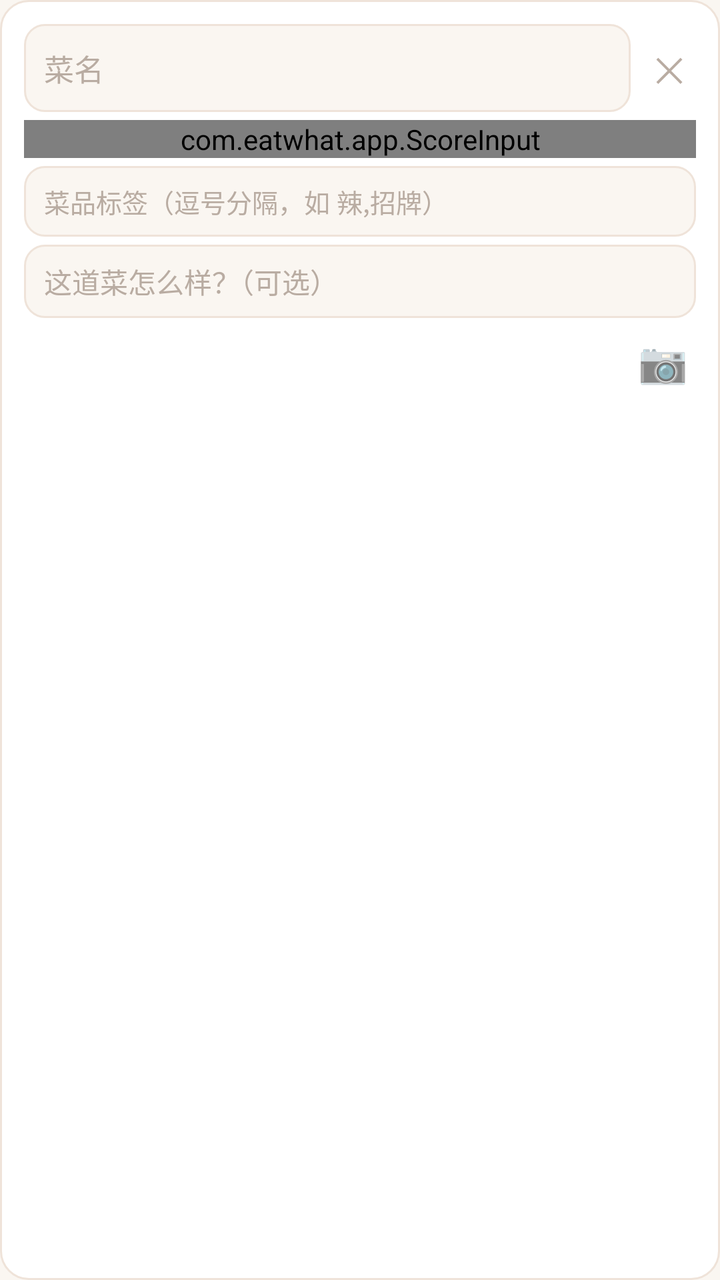
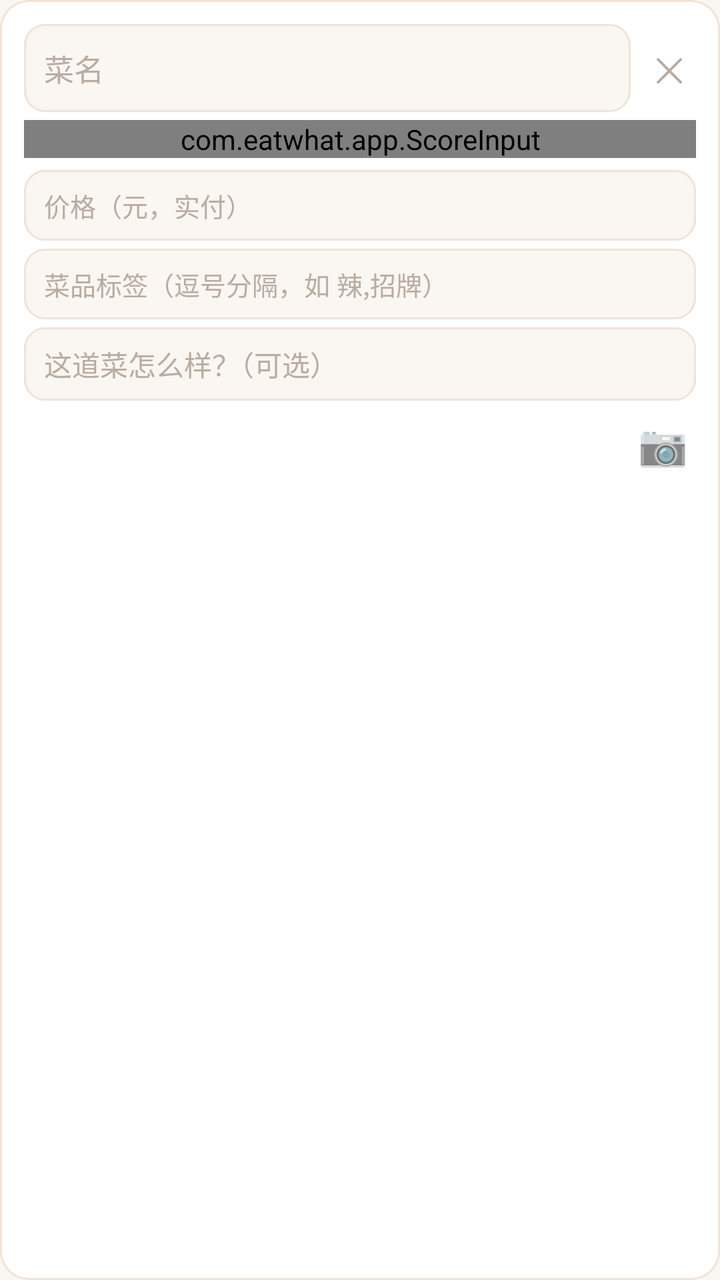

The first picture is an Android layout as it rendered before a commit; the second is the same layout after the commit. The layout source and the unified diff follow.
<!-- AndroidManifest.xml: application theme AppTheme -->
<!-- res/layout/dish_card.xml -->
<?xml version="1.0" encoding="utf-8"?>
<LinearLayout xmlns:android="http://schemas.android.com/apk/res/android"
    android:layout_width="match_parent"
    android:layout_height="wrap_content"
    android:layout_marginTop="10dp"
    android:background="@drawable/card_bg"
    android:orientation="vertical"
    android:paddingStart="12dp"
    android:paddingEnd="12dp"
    android:paddingTop="12dp"
    android:paddingBottom="12dp">

    <LinearLayout
        android:layout_width="match_parent"
        android:layout_height="wrap_content"
        android:gravity="center_vertical"
        android:orientation="horizontal">

        <EditText
            android:id="@+id/et_dish_name"
            android:layout_width="0dp"
            android:layout_height="44dp"
            android:layout_weight="1"
            android:background="@drawable/bg_input"
            android:hint="菜名"
            android:inputType="text"
            android:maxLines="1"
            android:paddingStart="10dp"
            android:paddingEnd="10dp"
            android:textColor="@color/text_main"
            android:textColorHint="@color/hint"
            android:textSize="15sp" />

        <TextView
            android:id="@+id/btn_del_dish"
            android:layout_width="wrap_content"
            android:layout_height="wrap_content"
            android:paddingStart="12dp"
            android:paddingEnd="6dp"
            android:paddingLeft="12dp"
            android:paddingRight="6dp"
            android:text="✕"
            android:textColor="@color/hint"
            android:textSize="17sp" />
    </LinearLayout>

    <com.eatwhat.app.ScoreInput
        android:id="@+id/score_dish"
        android:layout_width="match_parent"
        android:layout_height="wrap_content"
        android:layout_marginTop="4dp" />

    <EditText
        android:id="@+id/et_dish_tags"
        android:layout_width="match_parent"
        android:layout_height="wrap_content"
        android:layout_marginTop="4dp"
        android:background="@drawable/bg_input"
        android:hint="菜品标签（逗号分隔，如 辣,招牌）"
        android:inputType="text"
        android:maxLines="1"
        android:paddingStart="10dp"
        android:paddingEnd="10dp"
        android:paddingTop="8dp"
        android:paddingBottom="8dp"
        android:textColor="@color/text_main"
        android:textColorHint="@color/hint"
        android:textSize="13sp" />

    <EditText
        android:id="@+id/et_dish_comment"
        android:layout_width="match_parent"
        android:layout_height="wrap_content"
        android:layout_marginTop="4dp"
        android:background="@drawable/bg_input"
        android:hint="这道菜怎么样？（可选）"
        android:inputType="textMultiLine"
        android:maxLines="3"
        android:minLines="1"
        android:paddingStart="10dp"
        android:paddingEnd="10dp"
        android:paddingTop="8dp"
        android:paddingBottom="8dp"
        android:textColor="@color/text_main"
        android:textColorHint="@color/hint"
        android:textSize="14sp" />

    <LinearLayout
        android:layout_width="match_parent"
        android:layout_height="wrap_content"
        android:layout_marginTop="8dp"
        android:gravity="center_vertical"
        android:orientation="horizontal">

        <HorizontalScrollView
            android:layout_width="0dp"
            android:layout_height="wrap_content"
            android:layout_weight="1"
            android:scrollbars="none">

            <LinearLayout
                android:id="@+id/ll_photos"
                android:layout_width="wrap_content"
                android:layout_height="wrap_content"
                android:orientation="horizontal" />
        </HorizontalScrollView>

        <TextView
            android:id="@+id/btn_photo"
            android:layout_width="wrap_content"
            android:layout_height="wrap_content"
            android:paddingStart="10dp"
            android:paddingEnd="4dp"
            android:paddingLeft="10dp"
            android:paddingRight="4dp"
            android:text="📷"
            android:textSize="20sp" />
    </LinearLayout>
</LinearLayout>
<!-- resources referenced by this layout -->
<resources>
  <color name="hint">#B9ACA2</color>
  <color name="text_main">#2B2320</color>
  <!-- drawable bg_input (drawable) -->
  <?xml version="1.0" encoding="utf-8"?>
  <shape xmlns:android="http://schemas.android.com/apk/res/android"
      android:shape="rectangle">
      <solid android:color="@color/bg" />
      <corners android:radius="10dp" />
      <stroke android:width="1dp" android:color="@color/stroke" />
  </shape>
  <!-- drawable card_bg (drawable) -->
  <?xml version="1.0" encoding="utf-8"?>
  <shape xmlns:android="http://schemas.android.com/apk/res/android"
      android:shape="rectangle">
      <solid android:color="@color/card" />
      <corners android:radius="14dp" />
      <stroke android:width="1dp" android:color="@color/stroke" />
  </shape>
  <style name="AppTheme" parent="@android:style/Theme.Material.Light.NoActionBar">
          <item name="android:colorPrimary">@color/primary</item>
          <item name="android:colorPrimaryDark">@color/primary_dark</item>
          <item name="android:statusBarColor">@color/primary_dark</item>
          <item name="android:windowBackground">@color/bg</item>
      </style>
  <color name="bg">#FAF6F1</color>
  <color name="stroke">#EFE3D9</color>
  <color name="card">#FFFFFF</color>
  <color name="primary">#FF7043</color>
  <color name="primary_dark">#E64A19</color>
</resources>

<!-- the commit's change to res/layout/dish_card.xml (unified diff, before → after) -->
@@ -51,6 +51,98 @@
         android:layout_marginTop="4dp" />
 
     <EditText
+        android:id="@+id/et_price"
+        android:layout_width="match_parent"
+        android:layout_height="wrap_content"
+        android:layout_marginTop="6dp"
+        android:background="@drawable/bg_input"
+        android:hint="价格（元，实付）"
+        android:inputType="numberDecimal"
+        android:maxLines="1"
+        android:paddingStart="10dp"
+        android:paddingEnd="10dp"
+        android:paddingTop="8dp"
+        android:paddingBottom="8dp"
+        android:textColor="@color/text_main"
+        android:textColorHint="@color/hint"
+        android:textSize="13sp" />
+
+    <LinearLayout
+        android:id="@+id/ll_delivery"
+        android:layout_width="match_parent"
+        android:layout_height="wrap_content"
+        android:layout_marginTop="4dp"
+        android:orientation="vertical"
+        android:visibility="gone">
+
+        <LinearLayout
+            android:layout_width="match_parent"
+            android:layout_height="wrap_content"
+            android:orientation="horizontal">
+
+            <EditText
+                android:id="@+id/et_orig"
+                android:layout_width="0dp"
+                android:layout_height="wrap_content"
+                android:layout_weight="1"
+                android:background="@drawable/bg_input"
+                android:hint="原价"
+                android:inputType="numberDecimal"
+                android:maxLines="1"
+                android:paddingStart="8dp"
+                android:paddingEnd="8dp"
+                android:paddingTop="8dp"
+                android:paddingBottom="8dp"
+                android:textColor="@color/text_main"
+                android:textColorHint="@color/hint"
+                android:textSize="13sp" />
+
+            <EditText
+                android:id="@+id/et_discount"
+                android:layout_width="0dp"
+                android:layout_height="wrap_content"
+                android:layout_marginStart="6dp"
+                android:layout_weight="1"
+                android:background="@drawable/bg_input"
+                android:hint="券(元)"
+                android:inputType="numberDecimal"
+                android:maxLines="1"
+                android:paddingStart="8dp"
+                android:paddingEnd="8dp"
+                android:paddingTop="8dp"
+                android:paddingBottom="8dp"
+                android:textColor="@color/text_main"
+                android:textColorHint="@color/hint"
+                android:textSize="13sp" />
+
+            <EditText
+                android:id="@+id/et_cashback"
+                android:layout_width="0dp"
+                android:layout_height="wrap_content"
+                android:layout_marginStart="6dp"
+                android:layout_weight="1"
+                android:background="@drawable/bg_input"
+                android:hint="返现(元)"
+                android:inputType="numberDecimal"
+                android:maxLines="1"
+                android:paddingStart="8dp"
+                android:paddingEnd="8dp"
+                android:paddingTop="8dp"
+                android:paddingBottom="8dp"
+                android:textColor="@color/text_main"
+                android:textColorHint="@color/hint"
+                android:textSize="13sp" />
+        </LinearLayout>
+
+        <TextView
+            android:id="@+id/tv_payfinal"
+            android:layout_width="wrap_content"
+            android:layout_height="wrap_content"
+            android:paddingTop="2dp"
+            android:textColor="@color/primary"
+            android:textSize="12sp" />
+    </LinearLayout>
+    <EditText
         android:id="@+id/et_dish_tags"
         android:layout_width="match_parent"
         android:layout_height="wrap_content"
